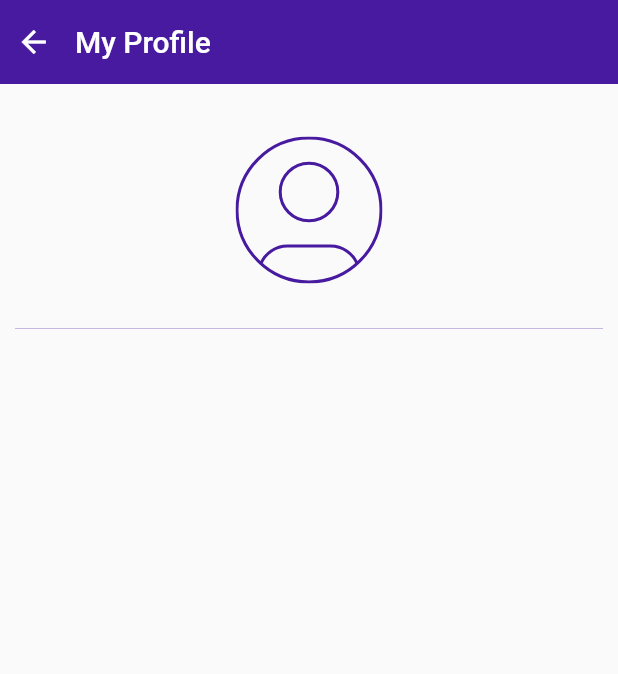
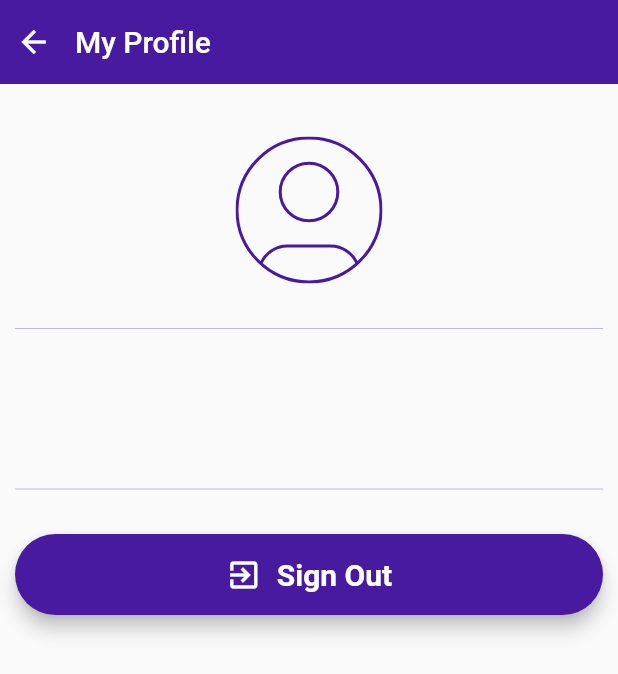
Before and after one commit to YunusEmreAkyildiz/smart_refrigerator_app, a Flutter app: the HomeScreen screen opened directly, after a tap on "Show my fridge!", after a tap on "Get JSON", after a tap on the "account circle" icon, on a phone screen of 412 x 824 dp. Shown: the top 674 px of the screen. Run offline on Flutter 3.47's test engine with Material 2 defaults, Android fonts, the phone set to English and light mode, and no system bars; our stand-ins replace cloud_firestore, firebase_auth, firebase_core, firebase_storage, flutter_svg, fluttertoast; accounts and stored records are empty; network calls fail.

Commit message:
Small progress
+JSON parsing changed
+Sign Out button moved to Profile page
+Small additions on Profile page
+JSON functions updated
+appButton updated (icon can be added to button and is optional)

```diff
--- a/lib/main.dart
+++ b/lib/main.dart
@@ -1,7 +1,6 @@
 import 'package:firebase_core/firebase_core.dart';
 import 'package:flutter/material.dart';
 import 'package:smart_refrigerator_app/shared/colors.dart';
-import 'package:smart_refrigerator_app/screens/home_screen.dart';
 import 'package:smart_refrigerator_app/screens/sign_in_screen.dart';
 
 Future<void> main() async {
--- a/lib/screens/home_screen.dart
+++ b/lib/screens/home_screen.dart
@@ -97,14 +97,6 @@ class _HomeScreenState extends State<HomeScreen> {
                 });
                 debugPrint('getJson FINISHED!');
               }),
-              const SizedBox(height: 15),
-              ActionChip(
-                avatar: const Icon(AppIcons.signOutIcon),
-                label: const Text(AppTexts.signOutText),
-                onPressed: () {
-                  signOut(context);
-                },
-              )
             ],
           ),
         ),
--- a/lib/screens/profile_screen.dart
+++ b/lib/screens/profile_screen.dart
@@ -3,11 +3,13 @@ import 'package:firebase_auth/firebase_auth.dart';
 import 'package:flutter/material.dart';
 import 'package:flutter_svg/flutter_svg.dart';
 import 'package:smart_refrigerator_app/model/user_model.dart';
+import 'package:smart_refrigerator_app/services/functions.dart';
 import 'package:smart_refrigerator_app/shared/colors.dart';
 import 'package:smart_refrigerator_app/shared/icons.dart';
 import 'package:smart_refrigerator_app/shared/images.dart';
 import 'package:smart_refrigerator_app/shared/styles.dart';
 import 'package:smart_refrigerator_app/shared/texts.dart';
+import 'package:smart_refrigerator_app/shared/widgets/buttons.dart';
 import 'package:smart_refrigerator_app/shared/widgets/other_widgets.dart';
 
 class ProfileScreen extends StatefulWidget {
@@ -22,6 +24,8 @@ class _ProfileScreenState extends State<ProfileScreen> {
   UserModel loggedInUser = UserModel();
   String firstNameText = '';
   String lastNameText = '';
+  String nameText = '';
+  String emailText = '';
 
   @override
   void initState() {
@@ -35,8 +39,10 @@ class _ProfileScreenState extends State<ProfileScreen> {
       setState(() {
         firstNameText =
             loggedInUser.firstName == null ? '' : '${loggedInUser.firstName}';
-        lastNameText +=
+        lastNameText =
             loggedInUser.lastName == null ? '' : '${loggedInUser.lastName}';
+        nameText = '$firstNameText $lastNameText';
+        emailText = loggedInUser.email == null ? '' : '${loggedInUser.email}';
       });
     });
   }
@@ -79,11 +85,17 @@ class _ProfileScreenState extends State<ProfileScreen> {
                       mainAxisAlignment: MainAxisAlignment.center,
                       children: [
                         Text(
-                          '$firstNameText $lastNameText',
+                          nameText,
                           style: profileScreenNameTextStyle(context),
-                        ),
+                        )
                       ],
                     ),
+                    const SizedBox(height: 10),
+                    Text(emailText, style: faintTextStyle()),
+                    profileDividerWidget(),
+                    appButton(context, AppTexts.signOutText, () {
+                      signOut(context);
+                    }, icon: AppIcons.signOutIcon),
                   ],
                 ),
               )
--- a/lib/services/functions.dart
+++ b/lib/services/functions.dart
@@ -3,6 +3,7 @@ import 'package:firebase_auth/firebase_auth.dart';
 import 'package:firebase_storage/firebase_storage.dart';
 import 'package:flutter/material.dart';
 import 'package:fluttertoast/fluttertoast.dart';
+import 'package:smart_refrigerator_app/model/fridge_data_model.dart';
 import 'package:smart_refrigerator_app/shared/colors.dart';
 import 'package:smart_refrigerator_app/model/user_model.dart';
 import 'package:smart_refrigerator_app/screens/home_screen.dart';
@@ -180,39 +181,88 @@ FutureBuilder? getImage() {
   );
 }
 
-Future<Map<String, dynamic>> downloadAndParseJsonFile() async {
+// Future<FridgeDataModel> downloadAndParseJsonFile() async {
+//   final storageRef = FirebaseStorage.instance.ref();
+//   final pathReference = storageRef.child('test_json.json');
+
+//   try {
+//     final url = await pathReference.getDownloadURL();
+//     final response = await http.get(Uri.parse(url));
+//     if (response.statusCode == 200) {
+//       final jsonData = json.decode(response.body) as Map<String, dynamic>;
+//       return FridgeDataModel.fromJson(jsonData);
+//     } else {
+//       throw Exception('Failed to download the JSON file');
+//     }
+//   } catch (e) {
+//     debugPrint(e.toString());
+//     throw Exception(e);
+//   }
+// }
+
+// FutureBuilder<FridgeDataModel> getJson() {
+//   return FutureBuilder<FridgeDataModel>(
+//     future: downloadAndParseJsonFile(),
+//     builder: (context, snapshot) {
+//       if (snapshot.connectionState == ConnectionState.waiting) {
+//         return const CircularProgressIndicator();
+//       }
+//       if (snapshot.hasError) {
+//         return Text('Error: ${snapshot.error}');
+//       }
+//       if (snapshot.hasData) {
+//         final fridgeData = snapshot.data!;
+//         return ListTile(
+//           title: Text(fridgeData.food.toString()),
+//           subtitle: Text(fridgeData.date.toString()),
+//           leading: const Icon(Icons.shopping_basket),
+//           trailing: const Icon(Icons.add),
+//         );
+//       }
+//       return const Text('No data available');
+//     },
+//   );
+// }
+
+Future<FridgeDataModel> downloadAndParseJsonFile() async {
   final storageRef = FirebaseStorage.instance.ref();
-  final pathReference = storageRef.child('test_json.json');
+  final pathReference = storageRef.child('HiFvucuVzVU4XBnuzyENc8IXOXq2-j.json');
 
   try {
     final url = await pathReference.getDownloadURL();
     final response = await http.get(Uri.parse(url));
     if (response.statusCode == 200) {
-      final jsonData = jsonDecode(response.body);
-      return jsonData;
+      final jsonData = json.decode(response.body) as Map<String, dynamic>;
+      return FridgeDataModel.fromJson(jsonData);
     } else {
       throw Exception('Failed to download the JSON file');
     }
   } catch (e) {
     debugPrint(e.toString());
-    return Future(() => {});
+    throw Exception(e);
   }
 }
 
-FutureBuilder? getJson() {
-  return FutureBuilder<Map<String, dynamic>>(
+FutureBuilder<FridgeDataModel> getJson() {
+  return FutureBuilder<FridgeDataModel>(
     future: downloadAndParseJsonFile(),
     builder: (context, snapshot) {
       if (snapshot.connectionState == ConnectionState.waiting) {
-          return const CircularProgressIndicator();
+        return CircularProgressIndicator();
       }
       if (snapshot.hasError) {
         return Text('Error: ${snapshot.error}');
       }
       if (snapshot.hasData) {
-          final jsonData = snapshot.data!;
-          return Text(jsonData.toString());
+        final fridgeData = snapshot.data!;
+        return ListTile(
+          title: Text(fridgeData.food.toString()),
+          subtitle: Text(fridgeData.date.toString()),
+          leading: Icon(Icons.shopping_basket),
+          trailing: Icon(Icons.add),
+        );
       }
-        return const Text('No data available');
-      });
+      return Text('No data available');
+    },
+  );
 }
--- a/lib/shared/widgets/buttons.dart
+++ b/lib/shared/widgets/buttons.dart
@@ -1,7 +1,8 @@
 import 'package:flutter/material.dart';
 import 'package:smart_refrigerator_app/shared/colors.dart';
 
-Material appButton(BuildContext context, String text, Function()? onPressed) {
+Material appButton(BuildContext context, String text, Function()? onPressed,
+    {IconData? icon}) {
   return Material(
     elevation: 5,
     borderRadius: BorderRadius.circular(30),
@@ -10,13 +11,26 @@ Material appButton(BuildContext context, String text, Function()? onPressed) {
       padding: const EdgeInsets.fromLTRB(20, 15, 20, 15),
       minWidth: MediaQuery.of(context).size.width,
       onPressed: onPressed,
-      child: Text(
-        text,
-        textAlign: TextAlign.center,
-        style: const TextStyle(
-            fontSize: 20,
-            color: AppColors.buttonTextColor,
-            fontWeight: FontWeight.bold),
+      child: Row(
+        mainAxisAlignment: MainAxisAlignment.center,
+        children: [
+          if (icon != null) ...[
+            Icon(
+              icon,
+              color: AppColors.buttonTextColor,
+            ),
+            const SizedBox(width: 10),
+          ],
+          Text(
+            text,
+            textAlign: TextAlign.center,
+            style: const TextStyle(
+              fontSize: 20,
+              color: AppColors.buttonTextColor,
+              fontWeight: FontWeight.bold,
+            ),
+          ),
+        ],
       ),
     ),
   );
```
Also changed, not shown: lib/model/fridge_data_model.dart (added, +62 -0 lines). Lines whose indentation alone changed are shown as unchanged.
